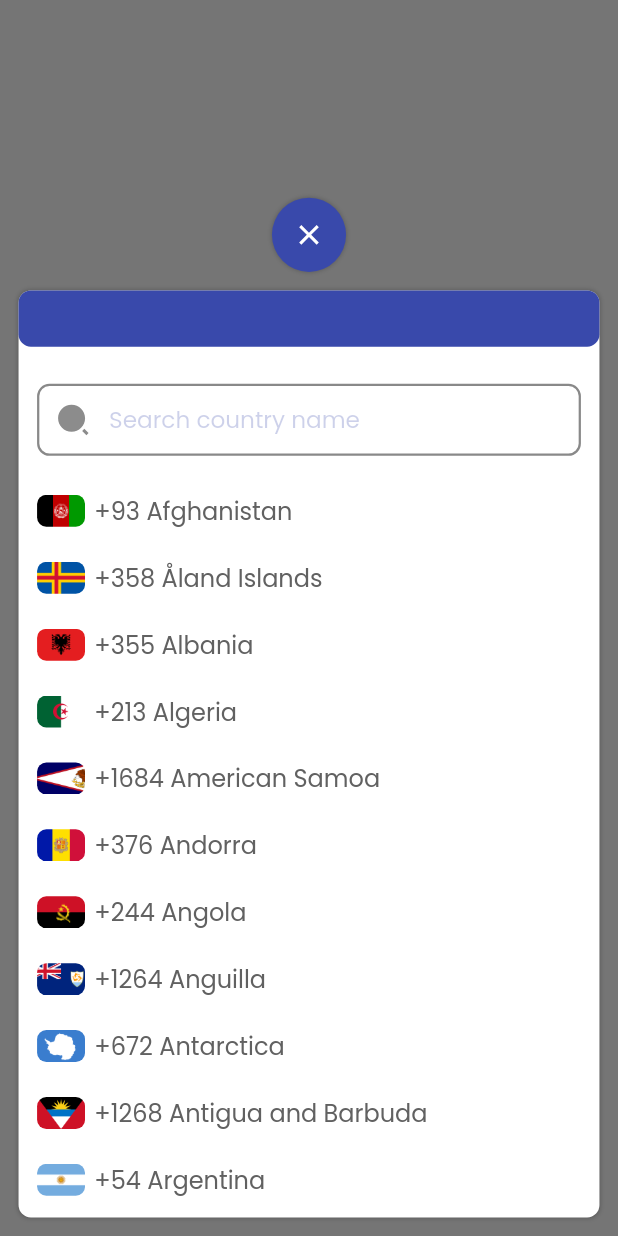
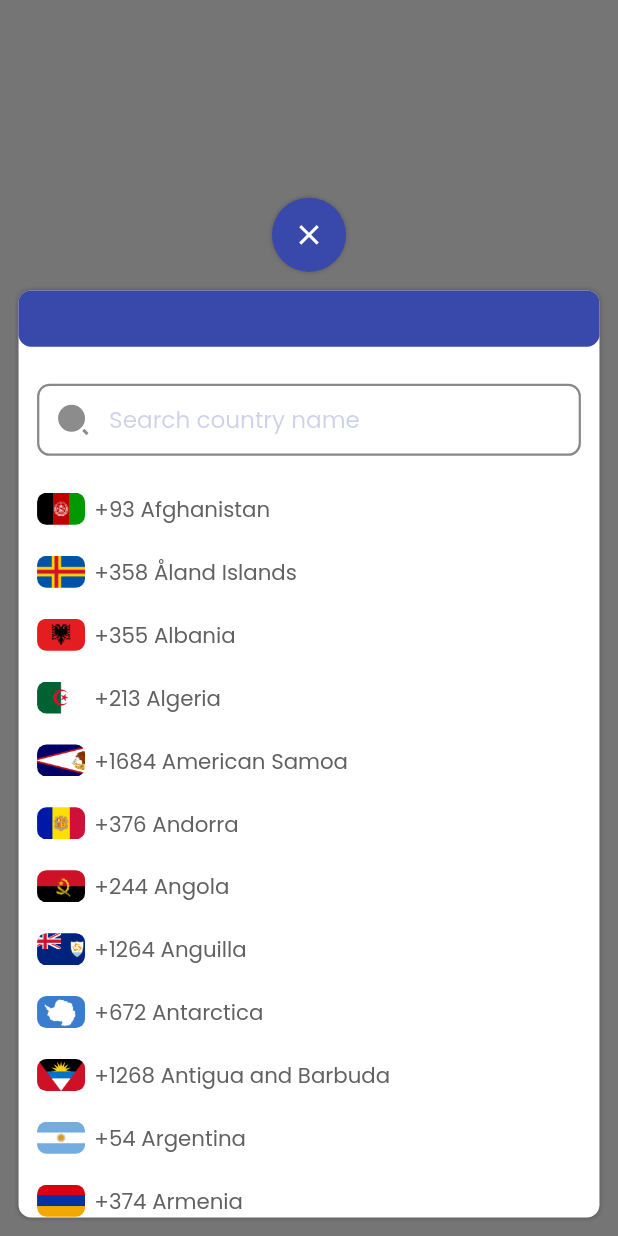
Before and after one commit to shubhamkr7252/flutter_firebase_ecommerce_app, a Flutter app: what showCountryPickerSheet() shows on an empty page, opened directly with empty values, on a phone screen of 412 x 824 dp. Run offline on Flutter 3.47's test engine with Material 2 defaults, Android fonts, the phone set to English and light mode, and no system bars; drawn by our look-alikes of oktoast; our stand-ins replace avatar_glow, cached_network_image, cloud_firestore, dio, firebase_auth, firebase_core and 12 more; missing offline and left inert: colorful_safe_area, dynamic_height_grid_view, flutter_sim_country_code, flutter_speech, onesignal_flutter, razorpay_flutter and 2 more; accounts and stored records are empty.

Commit message:
quick_fix

```diff
--- a/lib/external modified packages/country_calling_code_picker-2.0.1/lib/functions.dart
+++ b/lib/external modified packages/country_calling_code_picker-2.0.1/lib/functions.dart
@@ -130,6 +130,9 @@ Future<Country?> showCountryPickerSheet(BuildContext context,
                     ),
                     Expanded(
                       child: CountryPickerWidget(
+                        itemTextStyle: TextStyle(
+                          fontSize: MediaQuery.of(context).size.width * .0345,
+                        ),
                         onSelected: (country) =>
                             Navigator.of(context).pop(country),
                       ),
```
Also changed, not shown: lib/external modified packages/country_calling_code_picker-2.0.1/lib/country_code_picker.dart (+0 -9 lines), 2 other files.
